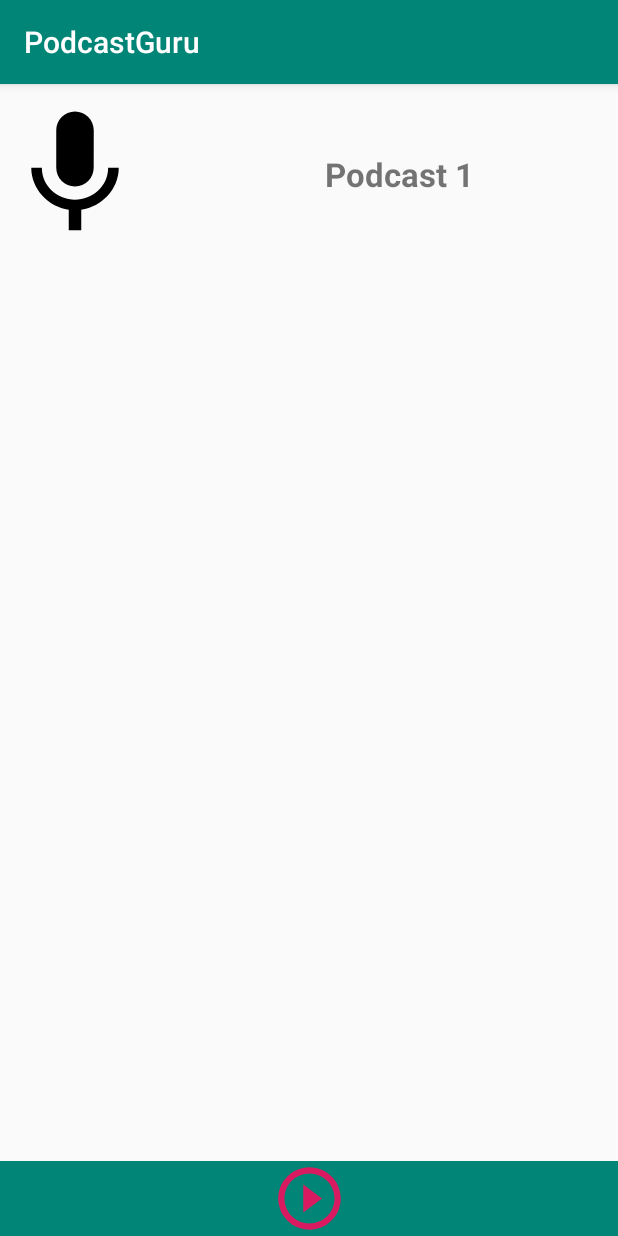
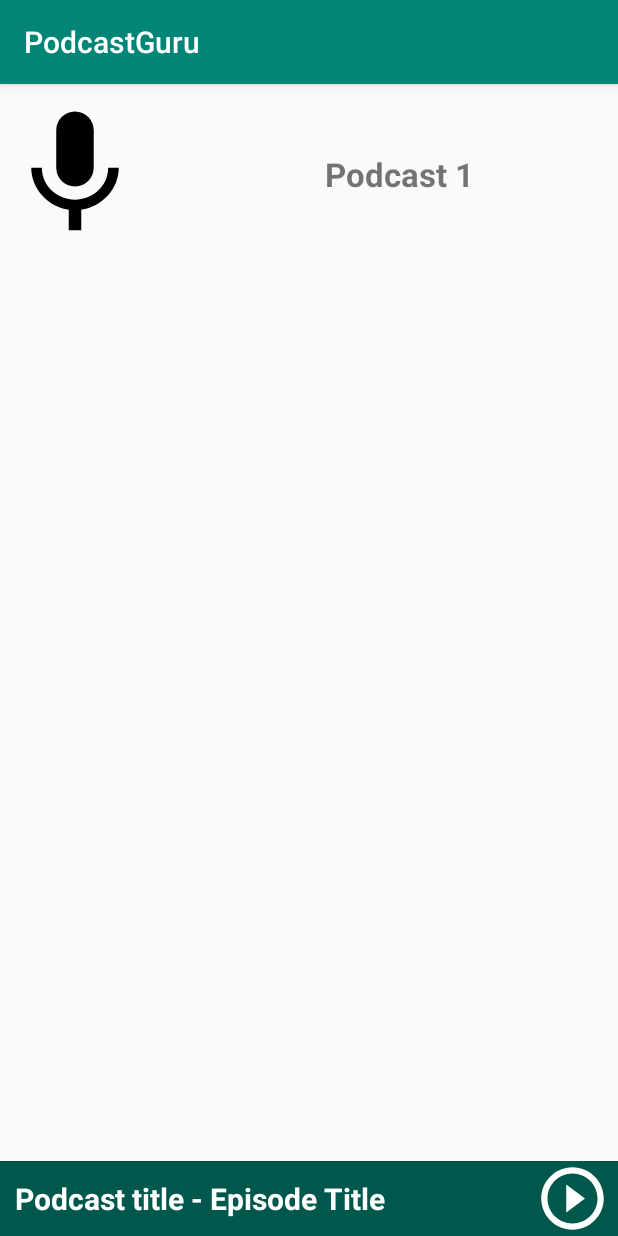
Before and after one commit to abdurahmanadilovic/podcast-guru, an Android app: the screen it shows after launch (MainActivity), on a phone screen of 412 x 824 dp. Run offline under Robolectric (Android 15) with nearby library versions, the phone set to English and light mode, and no system bars.

Commit message:
improve mini player design, add todo

```diff
--- a/app/src/main/java/ba/codingstoic/MainFragment.kt
+++ b/app/src/main/java/ba/codingstoic/MainFragment.kt
@@ -20,5 +20,10 @@ class MainFragment : Fragment() {
         return inflater.inflate(R.layout.fragment_main, container, false)
     }
 
+    override fun onViewCreated(view: View, savedInstanceState: Bundle?) {
+        super.onViewCreated(view, savedInstanceState)
+        // todo implement navigation to details view
+    }
+
 
 }
--- a/app/src/main/res/layout/activity_main.xml
+++ b/app/src/main/res/layout/activity_main.xml
@@ -37,21 +37,36 @@
         app:layout_behavior="com.google.android.material.bottomsheet.BottomSheetBehavior">
 
         <View
+            android:id="@+id/mini_player_background"
             android:layout_width="match_parent"
             android:layout_height="50dp"
-            android:background="@color/colorPrimary"
+            android:background="@color/colorPrimaryDark"
             app:layout_constraintTop_toTopOf="parent" />
+
+        <TextView
+            android:id="@+id/current_episode_title"
+            android:layout_width="wrap_content"
+            android:layout_height="wrap_content"
+            android:layout_marginStart="@dimen/mini_player_margins"
+            android:text="Podcast title - Episode Title"
+            android:textColor="@color/white"
+            android:textSize="20sp"
+            android:textStyle="bold"
+            app:layout_constraintBottom_toBottomOf="@id/mini_player_background"
+            app:layout_constraintLeft_toLeftOf="@id/mini_player_background"
+            app:layout_constraintTop_toTopOf="@id/mini_player_background" />
 
         <androidx.appcompat.widget.AppCompatImageButton
             android:id="@+id/play_icon"
             style="@style/Widget.MaterialComponents.Button.OutlinedButton"
             android:layout_width="50dp"
             android:layout_height="50dp"
+            android:layout_marginEnd="5dp"
+            android:background="?selectableItemBackgroundBorderless"
             android:padding="0dp"
             android:scaleType="fitXY"
             android:src="@drawable/ic_play_circle_outline_black_24dp"
-            android:tint="@color/colorAccent"
-            app:layout_constraintLeft_toLeftOf="parent"
+            android:tint="@color/white"
             app:layout_constraintRight_toRightOf="parent"
             app:layout_constraintTop_toTopOf="parent" />
 
--- a/app/src/main/res/layout/fragment_main.xml
+++ b/app/src/main/res/layout/fragment_main.xml
@@ -7,6 +7,7 @@
     tools:context=".MainFragment">
 
     <androidx.constraintlayout.widget.ConstraintLayout
+        android:id="@+id/fragment_main_root"
         android:layout_width="match_parent"
         android:layout_height="wrap_content">
 
--- a/app/src/main/res/values/colors.xml
+++ b/app/src/main/res/values/colors.xml
@@ -3,4 +3,5 @@
     <color name="colorPrimary">#008577</color>
     <color name="colorPrimaryDark">#00574B</color>
     <color name="colorAccent">#D81B60</color>
+    <color name="white">#FFFFFF</color>
 </resources>
--- /dev/null
+++ b/app/src/main/res/values/dimens.xml
@@ -0,0 +1,4 @@
+<?xml version="1.0" encoding="utf-8"?>
+<resources>
+    <dimen name="mini_player_margins">10dp</dimen>
+</resources>
```
